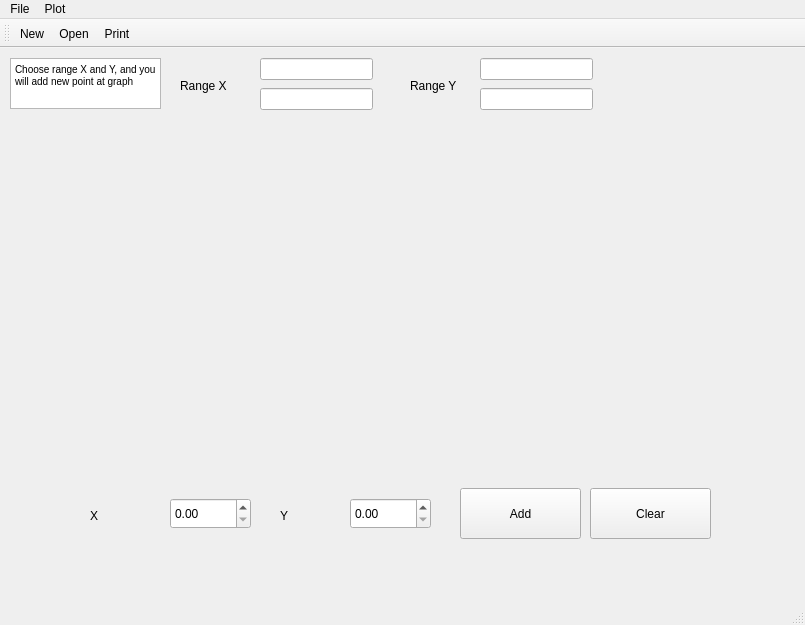
This is mainwindow.ui in diazometan/Qt-test-project as Qt 5 draws it before an edit. The edited form follows.
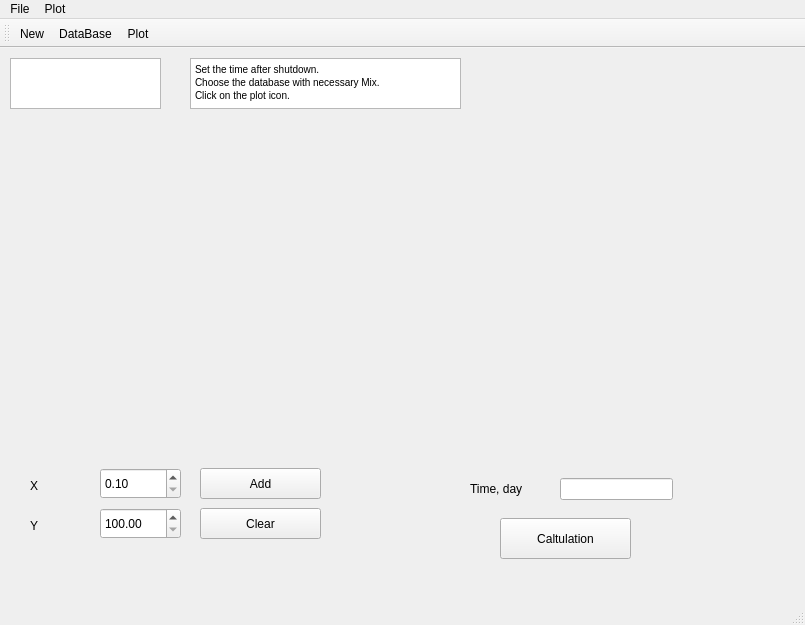
This is the edited form. Icons and pictures are not drawn. Custom widgets are drawn as their Qt base class.

Commit message: database and calculation

```diff
--- a/mainwindow.ui
+++ b/mainwindow.ui
@@ -28,7 +28,7 @@
 &lt;html&gt;&lt;head&gt;&lt;meta name=&quot;qrichtext&quot; content=&quot;1&quot; /&gt;&lt;style type=&quot;text/css&quot;&gt;
 p, li { white-space: pre-wrap; }
 &lt;/style&gt;&lt;/head&gt;&lt;body style=&quot; font-family:'MS Shell Dlg 2'; font-size:7.8pt; font-weight:400; font-style:normal;&quot;&gt;
-&lt;p style=&quot; margin-top:0px; margin-bottom:0px; margin-left:0px; margin-right:0px; -qt-block-indent:0; text-indent:0px;&quot;&gt;Choose range X and Y, and you will add new point at graph&lt;/p&gt;&lt;/body&gt;&lt;/html&gt;</string>
+&lt;p style=&quot;-qt-paragraph-type:empty; margin-top:0px; margin-bottom:0px; margin-left:0px; margin-right:0px; -qt-block-indent:0; text-indent:0px;&quot;&gt;&lt;br /&gt;&lt;/p&gt;&lt;/body&gt;&lt;/html&gt;</string>
     </property>
    </widget>
    <widget class="QCustomPlot" name="plot" native="true">
@@ -44,10 +44,10 @@
    <widget class="QPushButton" name="Clear">
     <property name="geometry">
      <rect>
-      <x>590</x>
-      <y>440</y>
+      <x>200</x>
+      <y>460</y>
       <width>121</width>
-      <height>51</height>
+      <height>31</height>
      </rect>
     </property>
     <property name="text">
@@ -57,10 +57,10 @@
    <widget class="QPushButton" name="Add">
     <property name="geometry">
      <rect>
-      <x>460</x>
-      <y>440</y>
+      <x>200</x>
+      <y>420</y>
       <width>121</width>
-      <height>51</height>
+      <height>31</height>
      </rect>
     </property>
     <property name="text">
@@ -70,28 +70,40 @@
    <widget class="QDoubleSpinBox" name="d_x">
     <property name="geometry">
      <rect>
-      <x>170</x>
-      <y>450</y>
+      <x>100</x>
+      <y>420</y>
       <width>81</width>
       <height>31</height>
      </rect>
     </property>
+    <property name="minimum">
+     <double>0.100000000000000</double>
+    </property>
+    <property name="maximum">
+     <double>100.000000000000000</double>
+    </property>
    </widget>
    <widget class="QDoubleSpinBox" name="d_y">
     <property name="geometry">
      <rect>
-      <x>350</x>
-      <y>450</y>
+      <x>100</x>
+      <y>460</y>
       <width>81</width>
       <height>31</height>
      </rect>
     </property>
+    <property name="minimum">
+     <double>100.000000000000000</double>
+    </property>
+    <property name="maximum">
+     <double>10000.000000000000000</double>
+    </property>
    </widget>
    <widget class="QLabel" name="label">
     <property name="geometry">
      <rect>
-      <x>90</x>
-      <y>460</y>
+      <x>30</x>
+      <y>430</y>
       <width>55</width>
       <height>16</height>
      </rect>
@@ -103,8 +115,8 @@
    <widget class="QLabel" name="label_2">
     <property name="geometry">
      <rect>
-      <x>280</x>
-      <y>460</y>
+      <x>30</x>
+      <y>470</y>
       <width>55</width>
       <height>16</height>
      </rect>
@@ -116,68 +128,57 @@
    <widget class="QLabel" name="label_3">
     <property name="geometry">
      <rect>
-      <x>180</x>
-      <y>30</y>
-      <width>55</width>
-      <height>16</height>
+      <x>470</x>
+      <y>430</y>
+      <width>81</width>
+      <height>21</height>
      </rect>
     </property>
     <property name="text">
-     <string>Range X</string>
+     <string>Time, day</string>
     </property>
    </widget>
-   <widget class="QLabel" name="label_4">
+   <widget class="QLineEdit" name="time">
     <property name="geometry">
      <rect>
-      <x>410</x>
-      <y>30</y>
-      <width>55</width>
-      <height>16</height>
-     </rect>
-    </property>
-    <property name="text">
-     <string>Range Y</string>
-    </property>
-   </widget>
-   <widget class="QLineEdit" name="line_range_x_1">
-    <property name="geometry">
-     <rect>
-      <x>260</x>
-      <y>10</y>
+      <x>560</x>
+      <y>430</y>
       <width>113</width>
       <height>22</height>
      </rect>
     </property>
    </widget>
-   <widget class="QLineEdit" name="line_range_y_1">
+   <widget class="QPushButton" name="Calc">
     <property name="geometry">
      <rect>
-      <x>480</x>
-      <y>10</y>
-      <width>113</width>
-      <height>22</height>
+      <x>500</x>
+      <y>470</y>
+      <width>131</width>
+      <height>41</height>
      </rect>
     </property>
-   </widget>
-   <widget class="QLineEdit" name="line_range_x_2">
-    <property name="geometry">
-     <rect>
-      <x>260</x>
-      <y>40</y>
-      <width>113</width>
-      <height>22</height>
-     </rect>
+    <property name="text">
+     <string>Caltulation</string>
     </property>
    </widget>
-   <widget class="QLineEdit" name="line_range_y_2">
+   <widget class="QTextBrowser" name="textBrowser">
     <property name="geometry">
      <rect>
-      <x>480</x>
-      <y>40</y>
-      <width>113</width>
-      <height>22</height>
+      <x>190</x>
+      <y>10</y>
+      <width>271</width>
+      <height>51</height>
      </rect>
     </property>
+    <property name="html">
+     <string>&lt;!DOCTYPE HTML PUBLIC &quot;-//W3C//DTD HTML 4.0//EN&quot; &quot;http://www.w3.org/TR/REC-html40/strict.dtd&quot;&gt;
+&lt;html&gt;&lt;head&gt;&lt;meta name=&quot;qrichtext&quot; content=&quot;1&quot; /&gt;&lt;style type=&quot;text/css&quot;&gt;
+p, li { white-space: pre-wrap; }
+&lt;/style&gt;&lt;/head&gt;&lt;body style=&quot; font-family:'MS Shell Dlg 2'; font-size:7.8pt; font-weight:400; font-style:normal;&quot;&gt;
+&lt;p style=&quot; margin-top:0px; margin-bottom:0px; margin-left:0px; margin-right:0px; -qt-block-indent:0; text-indent:0px;&quot;&gt;Set the time after shutdown. &lt;/p&gt;
+&lt;p style=&quot; margin-top:0px; margin-bottom:0px; margin-left:0px; margin-right:0px; -qt-block-indent:0; text-indent:0px;&quot;&gt;Choose the database with necessary Mix.&lt;/p&gt;
+&lt;p style=&quot; margin-top:0px; margin-bottom:0px; margin-left:0px; margin-right:0px; -qt-block-indent:0; text-indent:0px;&quot;&gt;Click on the plot icon.&lt;/p&gt;&lt;/body&gt;&lt;/html&gt;</string>
+    </property>
    </widget>
   </widget>
   <widget class="QMenuBar" name="menuBar">
@@ -233,7 +234,7 @@
      <normaloff>:/imgs/open.png</normaloff>:/imgs/open.png</iconset>
    </property>
    <property name="text">
-    <string>Open</string>
+    <string>DataBase</string>
    </property>
   </action>
   <action name="actionExit">
@@ -251,7 +252,7 @@
      <normaloff>:/imgs/plot.png</normaloff>:/imgs/plot.png</iconset>
    </property>
    <property name="text">
-    <string>Print</string>
+    <string>Plot</string>
    </property>
   </action>
  </widget>
```
Left out of the diff: 4 changed lines with no effect on the pictures. The commit also changes 10 other files.
